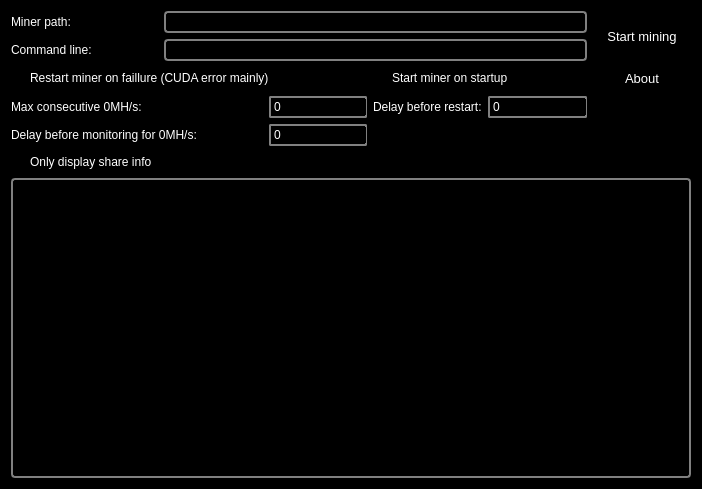
First picture: the form in mainwindow.ui, repository orkblutt/MinerLamp, before the edit.
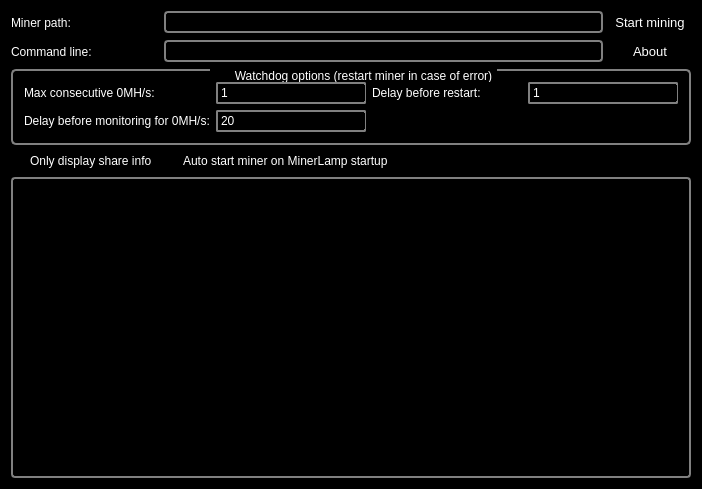
Second picture: the form after the edit. Icons and pictures are not drawn.

What changed in the file:
```diff
--- a/mainwindow.ui
+++ b/mainwindow.ui
@@ -38,6 +38,21 @@
 
 }
 
+QGroupBox {
+    background-color: black;
+    border: 2px solid gray;
+    border-radius: 5px;
+    margin-top: 1ex; /* leave space at the top for the title */
+}
+
+QGroupBox::title {
+    subcontrol-origin: margin;
+    subcontrol-position: top center; /* position at the top center */
+    padding: 0 3px;
+    background-color: black;
+}
+
+
 QLineEdit {
  padding: 1px;
  border-style: solid;
@@ -93,21 +108,6 @@
     alternate-background-color: gray;
 }
 
-QGroupBox {
-    background-color: qlineargradient(x1: 0, y1: 0, x2: 0, y2: 1,
-                                      stop: 0 #E0E0E0, stop: 1 #FFFFFF);
-    border: 2px solid gray;
-    border-radius: 4px;
-	margin-top: 3ex;
-}
-
-QGroupBox::title {
-    subcontrol-origin: margin;
-    subcontrol-position: top center;
-	padding: 0 3px;
-	background-color: qlineargradient(x1: 0, y1: 0, x2: 0, y2: 1,
-                                      stop: 0 #E0E0E0, stop: 1 #FFFFFF);
-}
 
 
 QCheckBox {
@@ -217,7 +217,7 @@
 }</string>
   </property>
   <widget class="QWidget" name="centralWidget">
-   <layout class="QGridLayout" name="gridLayout">
+   <layout class="QGridLayout" name="gridLayout_2">
     <item row="0" column="0">
      <widget class="QLabel" name="label_2">
       <property name="text">
@@ -225,6 +225,16 @@
       </property>
      </widget>
     </item>
+    <item row="0" column="1">
+     <widget class="QLineEdit" name="lineEditMinerPath"/>
+    </item>
+    <item row="0" column="2">
+     <widget class="QPushButton" name="pushButton">
+      <property name="text">
+       <string>Start mining</string>
+      </property>
+     </widget>
+    </item>
     <item row="1" column="0">
      <widget class="QLabel" name="label">
       <property name="text">
@@ -232,84 +242,97 @@
       </property>
      </widget>
     </item>
-    <item row="2" column="0" colspan="3">
-     <widget class="QCheckBox" name="checkBoxRestart">
+    <item row="1" column="1">
+     <widget class="QLineEdit" name="lineEditArgs"/>
+    </item>
+    <item row="1" column="2">
+     <widget class="QPushButton" name="pushButtonHelp">
       <property name="text">
-       <string>Restart miner on faillure (CUDA error mainly)</string>
+       <string>About</string>
       </property>
      </widget>
     </item>
     <item row="3" column="0">
-     <widget class="QLabel" name="label_4">
-      <property name="text">
-       <string>Max consecutive 0MH/s:</string>
-      </property>
-     </widget>
-    </item>
-    <item row="3" column="2">
-     <widget class="QSpinBox" name="spinBoxMax0MHs"/>
-    </item>
-    <item row="3" column="3">
-     <widget class="QLabel" name="label_5">
-      <property name="text">
-       <string>Delay before restart:</string>
-      </property>
-     </widget>
-    </item>
-    <item row="3" column="4">
-     <widget class="QSpinBox" name="spinBoxDelay"/>
-    </item>
-    <item row="4" column="0" colspan="2">
-     <widget class="QLabel" name="label_3">
-      <property name="text">
-       <string>Delay before monitoring for 0MH/s:</string>
-      </property>
-     </widget>
-    </item>
-    <item row="4" column="2">
-     <widget class="QSpinBox" name="spinBoxDelay0MHs"/>
-    </item>
-    <item row="5" column="0">
      <widget class="QCheckBox" name="checkBoxOnlyShare">
       <property name="text">
        <string>Only display share info</string>
       </property>
      </widget>
     </item>
-    <item row="6" column="0" colspan="6">
+    <item row="3" column="1">
+     <widget class="QCheckBox" name="checkBoxAutoStart">
+      <property name="text">
+       <string>Auto start miner on MinerLamp startup</string>
+      </property>
+     </widget>
+    </item>
+    <item row="2" column="0" colspan="3">
+     <widget class="QGroupBox" name="groupBoxWatchdog">
+      <property name="title">
+       <string>Watchdog options (restart miner in case of error)</string>
+      </property>
+      <property name="checkable">
+       <bool>true</bool>
+      </property>
+      <property name="checked">
+       <bool>false</bool>
+      </property>
+      <layout class="QGridLayout" name="gridLayout">
+       <item row="0" column="0">
+        <widget class="QLabel" name="label_4">
+         <property name="text">
+          <string>Max consecutive 0MH/s:</string>
+         </property>
+        </widget>
+       </item>
+       <item row="0" column="1">
+        <widget class="QSpinBox" name="spinBoxMax0MHs">
+         <property name="minimum">
+          <number>1</number>
+         </property>
+        </widget>
+       </item>
+       <item row="0" column="2">
+        <widget class="QLabel" name="label_5">
+         <property name="text">
+          <string>Delay before restart:</string>
+         </property>
+        </widget>
+       </item>
+       <item row="0" column="3">
+        <widget class="QSpinBox" name="spinBoxDelay">
+         <property name="minimum">
+          <number>1</number>
+         </property>
+        </widget>
+       </item>
+       <item row="1" column="0">
+        <widget class="QLabel" name="label_3">
+         <property name="text">
+          <string>Delay before monitoring for 0MH/s:</string>
+         </property>
+        </widget>
+       </item>
+       <item row="1" column="1">
+        <widget class="QSpinBox" name="spinBoxDelay0MHs">
+         <property name="minimum">
+          <number>1</number>
+         </property>
+         <property name="value">
+          <number>20</number>
+         </property>
+        </widget>
+       </item>
+      </layout>
+     </widget>
+    </item>
+    <item row="4" column="0" colspan="3">
      <widget class="QTextEdit" name="textEdit">
       <property name="readOnly">
        <bool>true</bool>
       </property>
      </widget>
     </item>
-    <item row="0" column="1" colspan="4">
-     <widget class="QLineEdit" name="lineEditMinerPath"/>
-    </item>
-    <item row="1" column="1" colspan="4">
-     <widget class="QLineEdit" name="lineEditArgs"/>
-    </item>
-    <item row="0" column="5" rowspan="2">
-     <widget class="QPushButton" name="pushButton">
-      <property name="text">
-       <string>Start mining</string>
-      </property>
-     </widget>
-    </item>
-    <item row="2" column="3" colspan="2">
-     <widget class="QCheckBox" name="checkBoxAutoStart">
-      <property name="text">
-       <string>Start miner on startup</string>
-      </property>
-     </widget>
-    </item>
-    <item row="2" column="5">
-     <widget class="QPushButton" name="pushButtonHelp">
-      <property name="text">
-       <string>About</string>
-      </property>
-     </widget>
-    </item>
    </layout>
   </widget>
  </widget>
```
